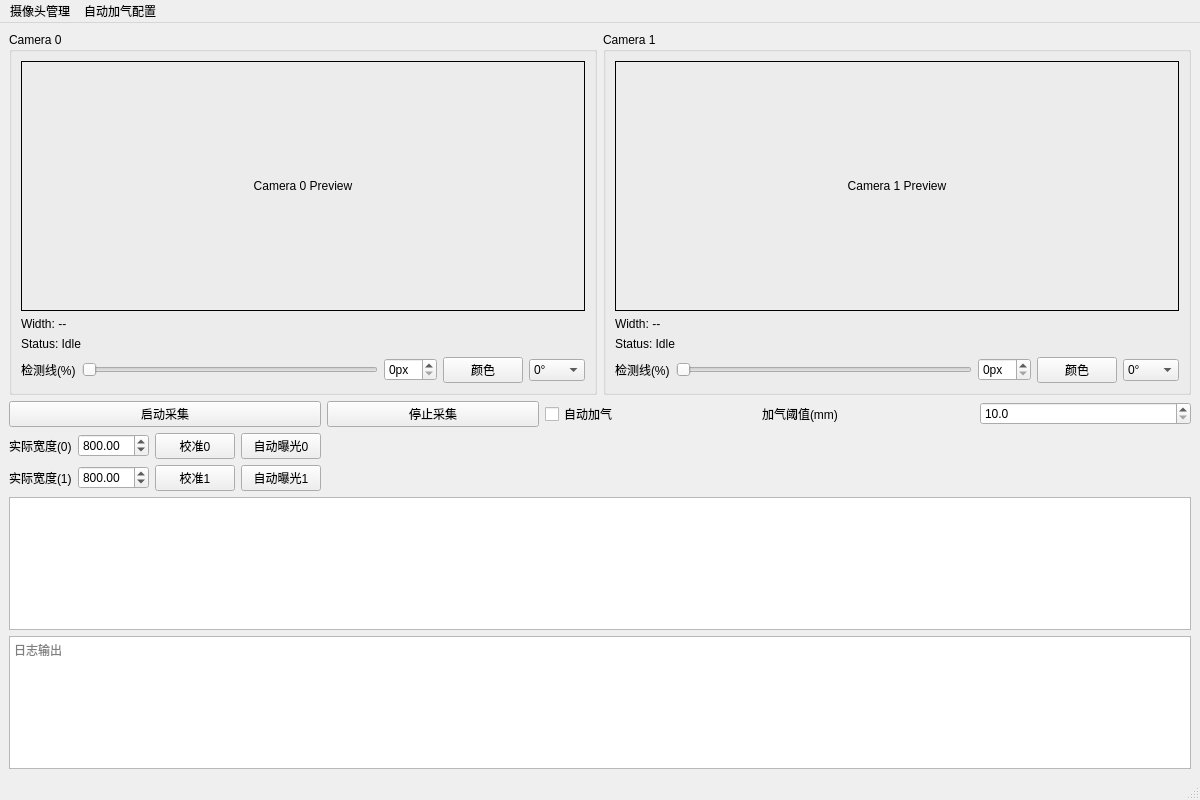
The window that xingaodaapp.ui (ba7lgj-dev/MyOpenCV) describes before a commit, drawn with Qt 5.
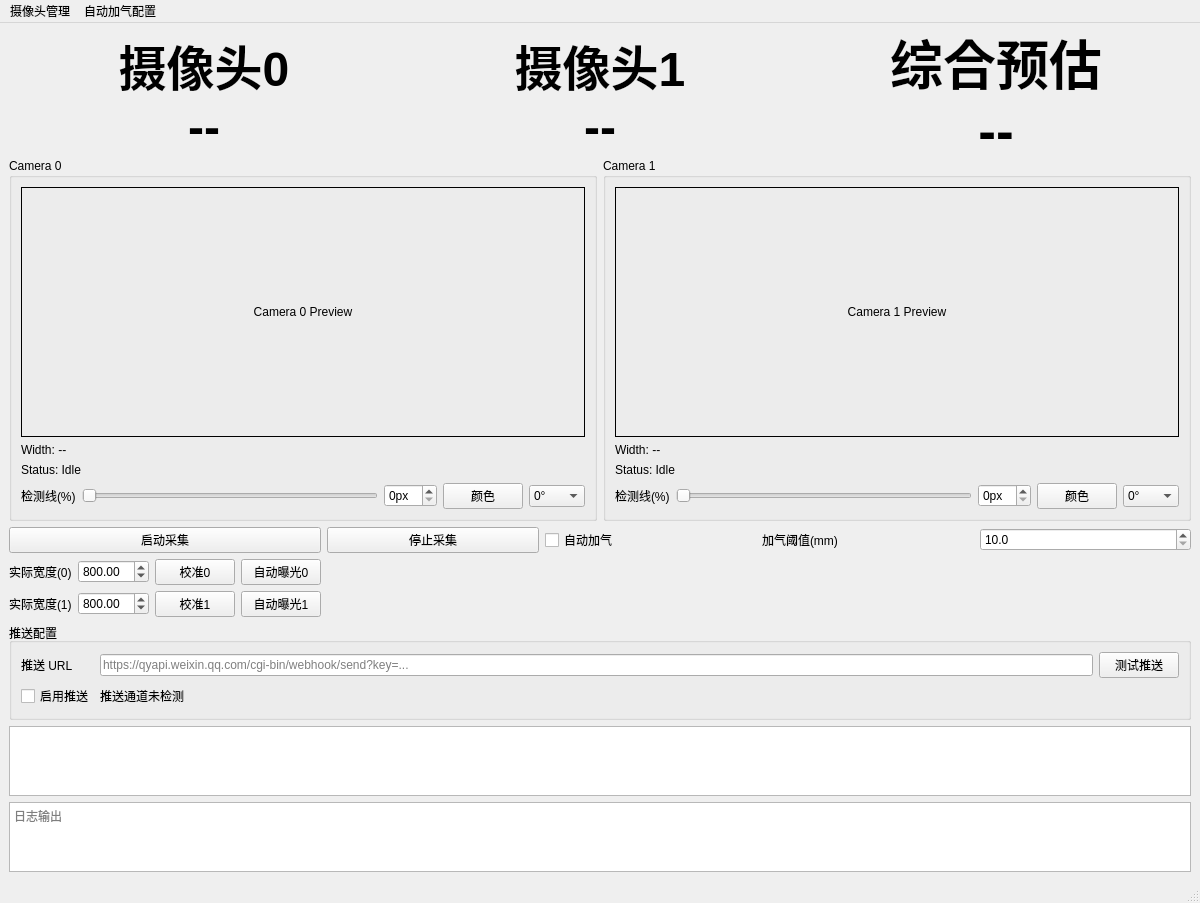
The same window after the commit. Custom widgets are drawn as their Qt base class.

Commit message: Add push notifications and enhance monitoring UI

Patch:
```diff
--- a/xingaodaapp.ui
+++ b/xingaodaapp.ui
@@ -15,6 +15,100 @@
   </property>
   <widget class="QWidget" name="centralwidget">
    <layout class="QVBoxLayout" name="verticalLayout">
+    <item>
+     <layout class="QHBoxLayout" name="layoutWidths">
+      <item>
+       <widget class="QLabel" name="labelBigWidth0">
+        <property name="sizePolicy">
+         <sizepolicy hsizetype="Expanding" vsizetype="Preferred">
+          <horstretch>0</horstretch>
+          <verstretch>0</verstretch>
+         </sizepolicy>
+        </property>
+        <property name="minimumSize">
+         <size>
+          <width>0</width>
+          <height>120</height>
+         </size>
+        </property>
+        <property name="font">
+         <font>
+          <pointsize>36</pointsize>
+          <weight>75</weight>
+          <bold>true</bold>
+         </font>
+        </property>
+        <property name="alignment">
+         <set>Qt::AlignCenter</set>
+        </property>
+        <property name="text">
+         <string>摄像头0
+--</string>
+        </property>
+       </widget>
+      </item>
+      <item>
+       <widget class="QLabel" name="labelBigWidth1">
+        <property name="sizePolicy">
+         <sizepolicy hsizetype="Expanding" vsizetype="Preferred">
+          <horstretch>0</horstretch>
+          <verstretch>0</verstretch>
+         </sizepolicy>
+        </property>
+        <property name="minimumSize">
+         <size>
+          <width>0</width>
+          <height>120</height>
+         </size>
+        </property>
+        <property name="font">
+         <font>
+          <pointsize>36</pointsize>
+          <weight>75</weight>
+          <bold>true</bold>
+         </font>
+        </property>
+        <property name="alignment">
+         <set>Qt::AlignCenter</set>
+        </property>
+        <property name="text">
+         <string>摄像头1
+--</string>
+        </property>
+       </widget>
+      </item>
+      <item>
+       <widget class="QLabel" name="labelBigWidthEstimated">
+        <property name="sizePolicy">
+         <sizepolicy hsizetype="Expanding" vsizetype="Preferred">
+          <horstretch>0</horstretch>
+          <verstretch>0</verstretch>
+         </sizepolicy>
+        </property>
+        <property name="minimumSize">
+         <size>
+          <width>0</width>
+          <height>120</height>
+         </size>
+        </property>
+        <property name="font">
+         <font>
+          <pointsize>40</pointsize>
+          <weight>75</weight>
+          <bold>true</bold>
+         </font>
+        </property>
+        <property name="alignment">
+         <set>Qt::AlignCenter</set>
+        </property>
+        <property name="text">
+         <string>综合预估
+--</string>
+        </property>
+       </widget>
+      </item>
+     </layout>
+    </item>
     <item>
      <layout class="QHBoxLayout" name="videoLayout">
       <item>
@@ -302,8 +396,52 @@
          </widget>
         </item>
        </layout>
-      </item>
-     </layout>
+     </item>
+    </layout>
+   </item>
+    <item>
+     <widget class="QGroupBox" name="groupPush">
+      <property name="title">
+       <string>推送配置</string>
+      </property>
+      <layout class="QGridLayout" name="gridLayoutPush">
+       <item row="0" column="0">
+        <widget class="QLabel" name="labelPushUrl">
+         <property name="text">
+          <string>推送 URL</string>
+         </property>
+        </widget>
+       </item>
+       <item row="0" column="1">
+        <widget class="QLineEdit" name="editPushUrl">
+         <property name="placeholderText">
+          <string>https://qyapi.weixin.qq.com/cgi-bin/webhook/send?key=...</string>
+         </property>
+        </widget>
+       </item>
+       <item row="0" column="2">
+        <widget class="QPushButton" name="btnTestPush">
+         <property name="text">
+          <string>测试推送</string>
+         </property>
+        </widget>
+       </item>
+       <item row="1" column="0">
+        <widget class="QCheckBox" name="chkPushEnabled">
+         <property name="text">
+          <string>启用推送</string>
+         </property>
+        </widget>
+       </item>
+       <item row="1" column="1" colspan="2">
+        <widget class="QLabel" name="labelPushStatus">
+         <property name="text">
+          <string>推送通道未检测</string>
+         </property>
+        </widget>
+       </item>
+      </layout>
+     </widget>
     </item>
     <item>
      <widget class="QChartView" name="chartView"/>
```
The commit also changes 11 other files.
